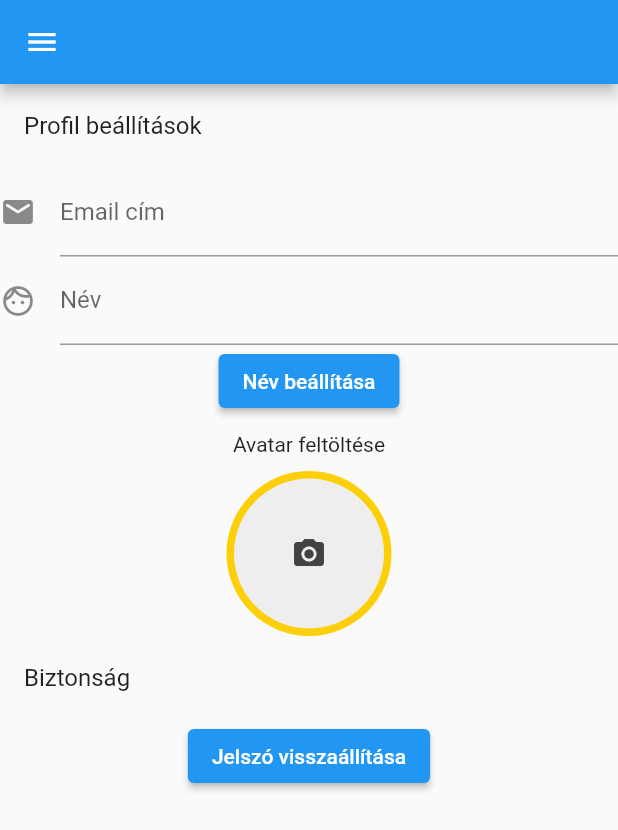
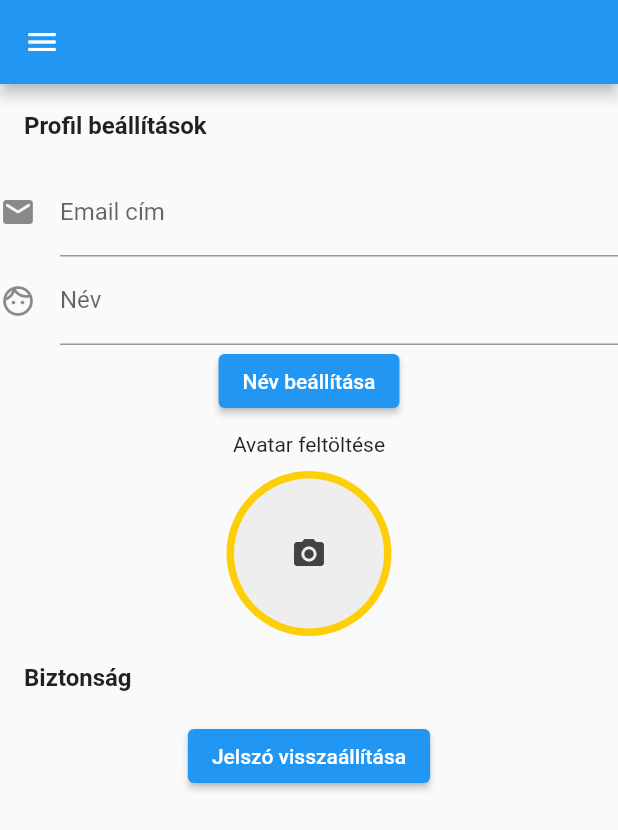
Before and after one commit to uhrinbea22/XPT, a Flutter app: the screen it shows once a user with an empty profile is signed in, in the side drawer, after a tap on "Profil", on a phone screen of 412 x 824 dp. Shown: the top 830 px of the screen. Run offline on Flutter 3.47's test engine with Material 2 defaults, Android fonts, the phone set to English and light mode, and no system bars; our stand-ins replace cloud_firestore, firebase_auth, firebase_core, firebase_storage, image_picker, loading_animation_widget and 2 more; missing offline and left inert: dynamic_themes; accounts and stored records are empty; network calls fail.

Commit message:
minor fix

```diff
--- a/app/lib/screens/authenticate/sign_up.dart
+++ b/app/lib/screens/authenticate/sign_up.dart
@@ -26,7 +26,7 @@ class _SignUpState extends State<SignUp> {
       appBar: AppBar(
         backgroundColor: Colors.blueAccent,
         elevation: 0.0,
-        title: const Text('Regisztrálj az XPT-re!'),
+        title: const Text('Regisztrálj a PénZen-re!'),
       ),
       body: Container(
         padding: const EdgeInsets.symmetric(vertical: 20.0, horizontal: 50.0),
--- a/app/lib/screens/home/profile.dart
+++ b/app/lib/screens/home/profile.dart
@@ -1,4 +1,5 @@
 import 'dart:io';
+import 'dart:ui';
 import 'package:app/screens/home/menu.dart';
 import 'package:cloud_firestore/cloud_firestore.dart';
 import 'package:firebase_core/firebase_core.dart';
@@ -70,8 +71,6 @@ class MyCustomFormStat extends State<ProfileStateful> {
 
   @override
   void initState() {
-    //displayNameController.text = _authService.getuser()!.displayName! ?? "";
-    //displayName = _authService.getuser()!.displayName!;
     super.initState();
   }
 
@@ -164,7 +163,8 @@ class MyCustomFormStat extends State<ProfileStateful> {
         body: Column(
           children: [
             ListTile(
-              title: Text("Profil beállítások"),
+              title: Text("Profil beállítások",
+                  style: TextStyle(fontWeight: FontWeight.bold)),
             ),
             TextFormField(
               readOnly: true,
@@ -201,8 +201,8 @@ class MyCustomFormStat extends State<ProfileStateful> {
                         borderRadius: BorderRadius.circular(50),
                         child: Image.file(
                           _photo!,
-                          width: 50,
-                          height: 50,
+                          width: 100,
+                          height: 100,
                           fit: BoxFit.fitHeight,
                         ),
                       )
@@ -220,7 +220,10 @@ class MyCustomFormStat extends State<ProfileStateful> {
               ),
             )),
             ListTile(
-              title: Text("Biztonság"),
+              title: Text(
+                "Biztonság",
+                style: TextStyle(fontWeight: FontWeight.bold),
+              ),
             ),
             ElevatedButton(
                 onPressed: () async {
```
Also changed, not shown: app/lib/screens/home/transactions/create_transaction.dart (+4 -4 lines), app/lib/screens/home/transactions/list_all_transactions.dart (+15 -2 lines), 1 other file.
